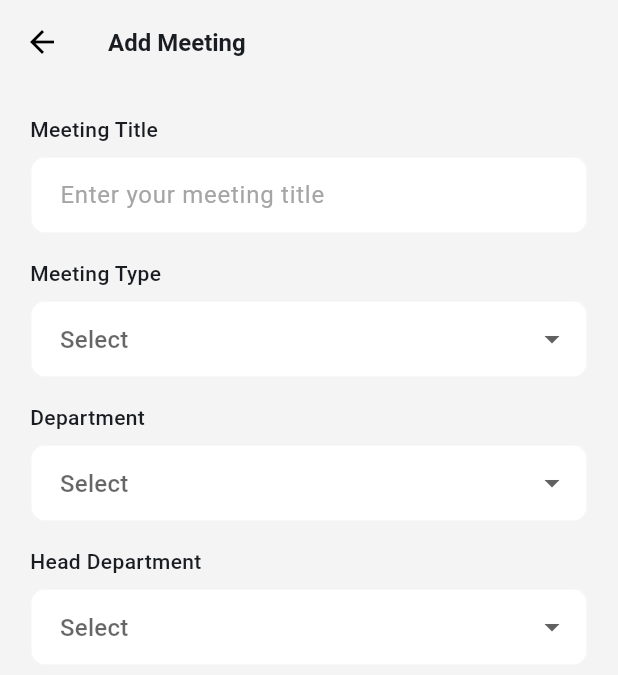
After one commit to Hattaa22/attendance_apps, a Flutter app: the CalendarPage screen opened by its route, after a tap on "Add Meeting", on a phone screen of 412 x 824 dp. The commit adds this screen. Shown: the top 675 px of the screen. Run offline on Flutter 3.47's test engine with Material 3 defaults, Android fonts, the phone set to English and light mode, and no system bars; our stand-ins replace go_router, google_fonts, image_picker, lucide_icons_flutter, table_calendar; missing offline and left inert: inner_shadow_widget, mobile_scanner.

Commit message:
feat: progress form add meeting

```diff
--- a/lib/core/router/router.dart
+++ b/lib/core/router/router.dart
@@ -1,5 +1,7 @@
 import 'package:fortis_apps/view/auth/login/view/login_screen.dart';
 import 'package:fortis_apps/view/auth/reset_password/view/reset_password.dart';
+import 'package:fortis_apps/view/calendar/view/add_meeting.dart';
+import 'package:fortis_apps/view/calendar/view/calendar.dart';
 import 'package:fortis_apps/view/home/view/home.dart';
 import 'package:fortis_apps/view/splash_screen/splash_screen.dart';
 import 'package:go_router/go_router.dart';
@@ -27,5 +29,15 @@ final GoRouter router = GoRouter(
       path: '/home',
       builder: (context, state) => const Home(),
     ),
+    GoRoute(
+      name: '/calendar',
+      path: '/calendar',
+      builder: (context, state) => const CalendarPage(),
+    ),
+    GoRoute(
+      name: '/addMeeting',
+      path: '/addMeeting',
+      builder: (context, state) => const AddMeetingPage(),
+    ),
   ]
 );
--- a/lib/main.dart
+++ b/lib/main.dart
@@ -1,5 +1,4 @@
 import 'package:flutter/material.dart';
-import 'package:fortis_apps/view/splash_screen/splash_screen.dart';
 
 import 'core/router/router.dart';
 
--- /dev/null
+++ b/lib/view/calendar/view/add_meeting.dart
@@ -0,0 +1,252 @@
+import 'package:flutter/material.dart';
+import 'package:fortis_apps/core/color/colors.dart';
+import 'package:go_router/go_router.dart';
+
+class AddMeetingPage extends StatefulWidget {
+  const AddMeetingPage({super.key});
+
+  @override
+  State<AddMeetingPage> createState() => _AddMeetingPageState();
+}
+
+class _AddMeetingPageState extends State<AddMeetingPage> {
+  final TextEditingController _titleController = TextEditingController();
+  final TextEditingController _descriptionController = TextEditingController();
+  String? _selectedType;
+  String? _selectedDepartment;
+  String? _selectedHeadDepartment;
+
+  @override
+  void dispose() {
+    _titleController.dispose();
+    _descriptionController.dispose();
+    super.dispose();
+  }
+
+  @override
+  Widget build(BuildContext context) {
+    return Scaffold(
+      backgroundColor: greyMainColor,
+      appBar: AppBar(
+        leading: IconButton(
+          icon: const Icon(Icons.arrow_back, color: Colors.black, size: 24),
+          onPressed: () => context.go('/calendar'),
+        ),
+        backgroundColor: greyMainColor,
+        title: Text('Add Meeting',
+            style: TextStyle(fontSize: 16, fontWeight: FontWeight.w600)),
+      ),
+      body: SingleChildScrollView(
+        child: Padding(
+          padding: const EdgeInsets.all(20),
+          child: Column(
+            crossAxisAlignment: CrossAxisAlignment.start,
+            children: [
+              // Meeting Title
+              const Text(
+                'Meeting Title',
+                style: TextStyle(fontSize: 14, fontWeight: FontWeight.w500),
+              ),
+              const SizedBox(height: 8),
+              TextField(
+                controller: _titleController,
+                keyboardType: TextInputType.emailAddress,
+                decoration: InputDecoration(
+                  filled: true,
+                  fillColor: Colors.white,
+                  hoverColor: Colors.white,
+                  focusColor: Colors.white,
+                  hintText: 'Enter your meeting title',
+                  hintStyle:
+                      TextStyle(color: Color.fromRGBO(165, 165, 165, 1)),
+                  errorStyle: TextStyle(color: Colors.red),
+                  border: OutlineInputBorder(
+                    borderRadius: BorderRadius.circular(10),
+                    borderSide: BorderSide(color: greyMainColor),
+                  ),
+                  enabledBorder: OutlineInputBorder(
+                    borderRadius: BorderRadius.circular(10),
+                    borderSide: BorderSide(color: greyMainColor),
+                  ),
+                  focusedBorder: OutlineInputBorder(
+                    borderRadius: BorderRadius.circular(10),
+                    borderSide: const BorderSide(color: Color(0xFFE0E0E0)),
+                  ),
+                  contentPadding: const EdgeInsets.symmetric(
+                      horizontal: 16, vertical: 14),
+                ),
+              ),
+
+              const SizedBox(height: 16),
+
+              // Meeting Type
+              const Text(
+                'Meeting Type',
+                style: TextStyle(fontSize: 14, fontWeight: FontWeight.w500),
+              ),
+              const SizedBox(height: 8),
+              DropdownButtonFormField<String>(
+                value: _selectedType,
+                items: <String>['Online', 'Offline'].map((String value) {
+                  return DropdownMenuItem<String>(
+                    value: value,
+                    child: Text(value),
+                  );
+                }).toList(),
+                onChanged: (String? newValue) {
+                  setState(() {
+                    _selectedType = newValue;
+                  });
+                },
+                decoration: InputDecoration(
+                  filled: true,
+                  hintText: 'Select',
+                  fillColor: Colors.white,
+                  hoverColor: Colors.white,
+                  focusColor: Colors.white,
+                  border: OutlineInputBorder(
+                    borderRadius: BorderRadius.circular(10),
+                    borderSide: BorderSide(color: greyMainColor),
+                  ),
+                  enabledBorder: OutlineInputBorder(
+                    borderRadius: BorderRadius.circular(10),
+                    borderSide: BorderSide(color: greyMainColor),
+                  ),
+                  focusedBorder: OutlineInputBorder(
+                    borderRadius: BorderRadius.circular(10),
+                    borderSide: const BorderSide(color: Color(0xFFE0E0E0)),
+                  ),
+                  contentPadding: const EdgeInsets.symmetric(
+                      horizontal: 16, vertical: 14),
+                ),
+              ),
+
+              const SizedBox(height: 16),
+
+              const Text(
+                'Department',
+                style: TextStyle(fontSize: 14, fontWeight: FontWeight.w500),
+              ),
+              const SizedBox(height: 8),
+              DropdownButtonFormField<String>(
+                value: _selectedDepartment,
+                items: <String>['IT', 'HRD', 'Marketing', 'Finance'].map((String value) {
+                  return DropdownMenuItem<String>(
+                    value: value,
+                    child: Text(value),
+                  );
+                }).toList(),
+                onChanged: (String? newValue) {
+                  setState(() {
+                    _selectedDepartment = newValue;
+                  });
+                },
+                decoration: InputDecoration(
+                  filled: true,
+                  hintText: 'Select',
+                  fillColor: Colors.white,
+                  hoverColor: Colors.white,
+                  focusColor: Colors.white,
+                  border: OutlineInputBorder(
+                    borderRadius: BorderRadius.circular(10),
+                    borderSide: BorderSide(color: greyMainColor),
+                  ),
+                  enabledBorder: OutlineInputBorder(
+                    borderRadius: BorderRadius.circular(10),
+                    borderSide: BorderSide(color: greyMainColor),
+                  ),
+                  focusedBorder: OutlineInputBorder(
+                    borderRadius: BorderRadius.circular(10),
+                    borderSide: const BorderSide(color: Color(0xFFE0E0E0)),
+                  ),
+                  contentPadding: const EdgeInsets.symmetric(
+                      horizontal: 16, vertical: 14),
+                ),
+              ),
+
+              const SizedBox(height: 16),
+
+              const Text(
+                'Head Department',
+                style: TextStyle(fontSize: 14, fontWeight: FontWeight.w500),
+              ),
+              const SizedBox(height: 8),
+              DropdownButtonFormField<String>(
+                value: _selectedHeadDepartment,
+                items: <String>['Head Department'].map((String value) {
+                  return DropdownMenuItem<String>(
+                    value: value,
+                    child: Text(value),
+                  );
+                }).toList(),
+                onChanged: (String? newValue) {
+                  setState(() {
+                    _selectedHeadDepartment = newValue;
+                  });
+                },
+                decoration: InputDecoration(
+                  filled: true,
+                  hintText: 'Select',
+                  fillColor: Colors.white,
+                  hoverColor: Colors.white,
+                  focusColor: Colors.white,
+                  border: OutlineInputBorder(
+                    borderRadius: BorderRadius.circular(10),
+                    borderSide: BorderSide(color: greyMainColor),
+                  ),
+                  enabledBorder: OutlineInputBorder(
+                    borderRadius: BorderRadius.circular(10),
+                    borderSide: BorderSide(color: greyMainColor),
+                  ),
+                  focusedBorder: OutlineInputBorder(
+                    borderRadius: BorderRadius.circular(10),
+                    borderSide: const BorderSide(color: Color(0xFFE0E0E0)),
+                  ),
+                  contentPadding: const EdgeInsets.symmetric(
+                      horizontal: 16, vertical: 14),
+                ),
+              ),
+
+              // Description (only show if Online is selected, at the bottom)
+              if (_selectedType == 'Online') ...[
+                const SizedBox(height: 16),
+                const Text(
+                  'Description',
+                  style: TextStyle(fontSize: 14, fontWeight: FontWeight.w500),
+                ),
+                const SizedBox(height: 8),
+                TextField(
+                  controller: _descriptionController,
+                  maxLines: 3,
+                  decoration: InputDecoration(
+                    filled: true,
+                    fillColor: Colors.white,
+                    hoverColor: Colors.white,
+                    focusColor: Colors.white,
+                    hintText: 'Add a link or description',
+                    hintStyle:
+                        TextStyle(color: Color.fromRGBO(165, 165, 165, 1)),
+                    border: OutlineInputBorder(
+                      borderRadius: BorderRadius.circular(10),
+                      borderSide: BorderSide(color: greyMainColor),
+                    ),
+                    enabledBorder: OutlineInputBorder(
+                      borderRadius: BorderRadius.circular(10),
+                      borderSide: BorderSide(color: greyMainColor),
+                    ),
+                    focusedBorder: OutlineInputBorder(
+                      borderRadius: BorderRadius.circular(10),
+                      borderSide: const BorderSide(color: Color(0xFFE0E0E0)),
+                    ),
+                    contentPadding: const EdgeInsets.symmetric(
+                        horizontal: 16, vertical: 14),
+                  ),
+                ),
+              ],
+            ],
+          ),
+        ),
+      ),
+    );
+  }
+}
--- a/lib/view/calendar/view/calendar.dart
+++ b/lib/view/calendar/view/calendar.dart
@@ -1,4 +1,5 @@
 import 'package:flutter/material.dart';
+import 'package:go_router/go_router.dart';
 import 'package:intl/intl.dart';
 import 'package:table_calendar/table_calendar.dart';
 import '../../../core/color/colors.dart';
@@ -35,15 +36,15 @@ class _CalendarPageState extends State<CalendarPage> {
   Color _getEventColor(String type) {
     switch (type.toLowerCase()) {
       case 'meeting':
-        return Colors.yellow;
+        return yellowMainColor;
       case 'request':
-        return Colors.green;
+        return greenSecondColor;
       case 'conference':
-        return Colors.purple;
+        return purpleMainColor;
       case 'training':
-        return Colors.lightBlue;
+        return lightBlueColor;
       default:
-        return Colors.grey;
+        return greyNavColor;
     }
   }
 
@@ -244,7 +245,9 @@ class _CalendarPageState extends State<CalendarPage> {
                     mainAxisAlignment: MainAxisAlignment.end,
                     children: [
                       ElevatedButton(
-                        onPressed: () {},
+                        onPressed: () {
+                          context.go('/addMeeting');
+                        },
                         style: ElevatedButton.styleFrom(
                           backgroundColor: blueMainColor,
                           padding: const EdgeInsets.symmetric(
@@ -254,7 +257,7 @@ class _CalendarPageState extends State<CalendarPage> {
                         ),
                         child: const Text("Add Meeting",
                             style: TextStyle(
-                                fontSize: 12,
+                                fontSize: 13,
                                 fontWeight: FontWeight.w400,
                                 color: Colors.white)),
                       ),
@@ -318,7 +321,7 @@ class _CalendarPageState extends State<CalendarPage> {
                             ...entry.value.map((event) => Column(
                                   crossAxisAlignment: CrossAxisAlignment.start,
                                   children: [
-                                    const SizedBox(height: 13),
+                                    const SizedBox(height: 10),
                                     const Divider(
                                       height: 1,
                                       thickness: 1,
@@ -332,15 +335,15 @@ class _CalendarPageState extends State<CalendarPage> {
                                           DateFormat('dd/MM/yyyy')
                                               .format(_selectedDay),
                                           style: TextStyle(
-                                            fontSize: 14,
-                                            color: Colors.grey[600],
+                                            fontSize: 12,
+                                            color: greyNavColor,
                                           ),
                                         ),
                                         Text(
                                           ' | ${event.time}',
                                           style: TextStyle(
-                                            fontSize: 14,
-                                            color: Colors.grey[600],
+                                            fontSize: 12,
+                                            color: greyNavColor,
                                           ),
                                         ),
                                       ],
@@ -350,8 +353,8 @@ class _CalendarPageState extends State<CalendarPage> {
                                     Text(
                                       event.mode,
                                       style: TextStyle(
-                                        fontSize: 14,
-                                        fontWeight: FontWeight.w500,
+                                        fontSize: 12,
+                                        fontWeight: FontWeight.w600,
                                         color: blueMainColor,
                                       ),
                                     ),
@@ -360,7 +363,7 @@ class _CalendarPageState extends State<CalendarPage> {
                                     Text(
                                       event.title,
                                       style: const TextStyle(
-                                        fontSize: 16,
+                                        fontSize: 14,
                                         fontWeight: FontWeight.w500,
                                         color: Colors.black,
                                       ),
@@ -370,8 +373,9 @@ class _CalendarPageState extends State<CalendarPage> {
                                     Text(
                                       event.department,
                                       style: TextStyle(
-                                        fontSize: 14,
-                                        color: Colors.grey[600],
+                                        fontSize: 12,
+                                        color: greyNavColor,
+                                        fontWeight: FontWeight.w400,
                                       ),
                                     ),
                                   ],
```
